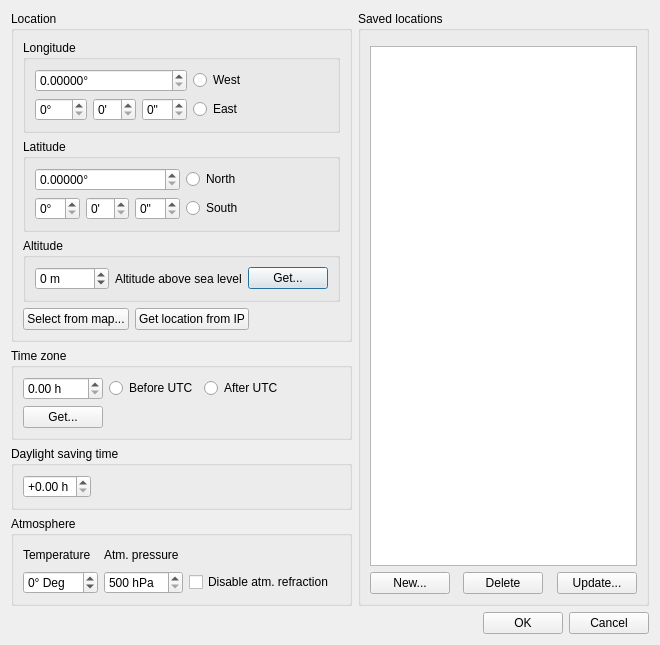
The window that cwpossel.ui (PavelMr/skytechx) describes before a commit, drawn with Qt 5.
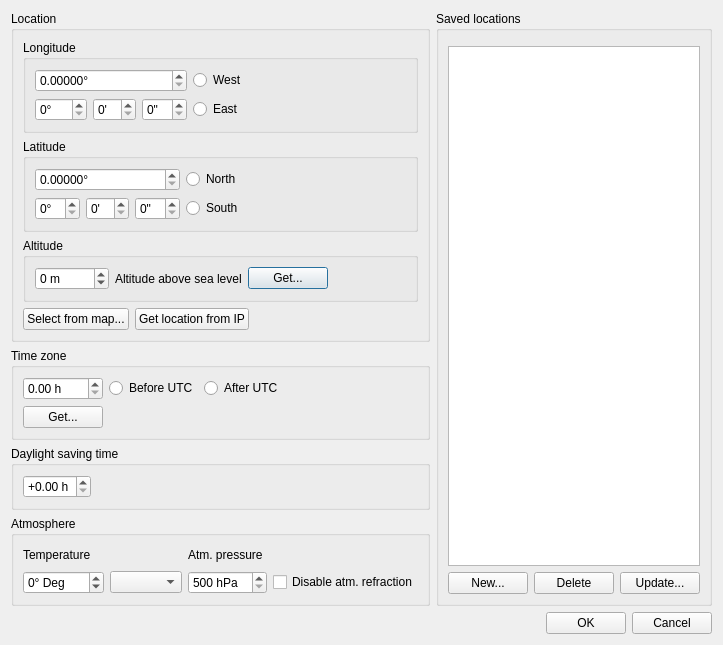
The same window after the commit. Custom widgets are drawn as their Qt base class.

The edit to the form file:
```diff
--- a/cwpossel.ui
+++ b/cwpossel.ui
@@ -452,7 +452,7 @@
           <string>Atmosphere</string>
          </property>
          <layout class="QGridLayout" name="gridLayout_8">
-          <item row="1" column="1">
+          <item row="1" column="2">
            <widget class="QSpinBox" name="spinBox_9">
             <property name="suffix">
              <string> hPa</string>
@@ -491,21 +491,21 @@
              <string>° Deg</string>
             </property>
             <property name="minimum">
-             <number>-50</number>
+             <number>-200</number>
             </property>
             <property name="maximum">
-             <number>50</number>
+             <number>200</number>
             </property>
            </widget>
           </item>
-          <item row="0" column="1">
+          <item row="0" column="2">
            <widget class="QLabel" name="label_3">
             <property name="text">
              <string>Atm. pressure</string>
             </property>
            </widget>
           </item>
-          <item row="0" column="2">
+          <item row="0" column="3">
            <spacer name="horizontalSpacer_7">
             <property name="orientation">
              <enum>Qt::Horizontal</enum>
@@ -518,13 +518,16 @@
             </property>
            </spacer>
           </item>
-          <item row="1" column="2">
+          <item row="1" column="3">
            <widget class="QCheckBox" name="checkBox">
             <property name="text">
              <string>Disable atm. refraction</string>
             </property>
            </widget>
           </item>
+          <item row="1" column="1">
+           <widget class="QComboBox" name="cb_tempType"/>
+          </item>
          </layout>
         </widget>
        </item>
```
